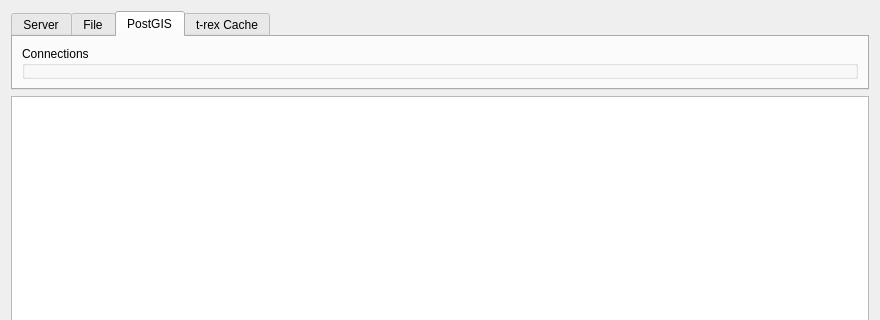
geometalab/Vector-Tiles-Reader-QGIS-Plugin, file ui/dlg_connections.ui: the form before one commit; both pictures show x 0 to 880 and y 0 to 320 of the 880 by 748 pixel window.
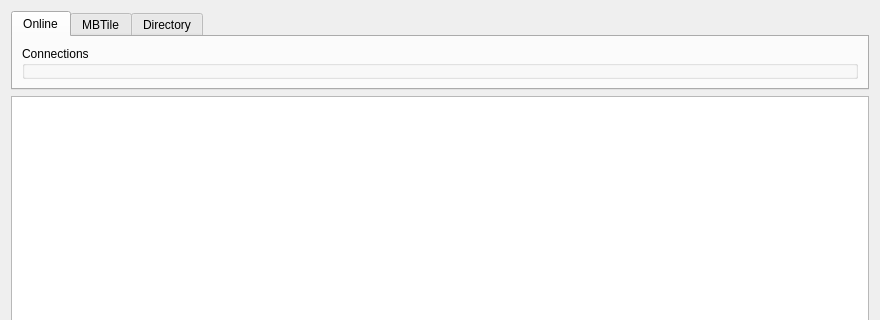
The form after the commit. The open tabs and pages were chosen to show the change.

Commit message: postgis removed from ui

The edit to the form file:
```diff
--- a/ui/dlg_connections.ui
+++ b/ui/dlg_connections.ui
@@ -130,7 +130,7 @@
      </property>
      <widget class="QWidget" name="tabServer">
       <attribute name="title">
-       <string>Server</string>
+       <string>Online</string>
       </attribute>
       <layout class="QGridLayout" name="gridLayout_4">
        <item row="0" column="0">
@@ -144,7 +144,7 @@
      </widget>
      <widget class="QWidget" name="tabFile">
       <attribute name="title">
-       <string>File</string>
+       <string>MBTile</string>
       </attribute>
       <layout class="QGridLayout" name="gridLayout_6">
        <item row="0" column="0">
@@ -176,23 +176,9 @@
        </item>
       </layout>
      </widget>
-     <widget class="QWidget" name="tabPostgis">
-      <attribute name="title">
-       <string>PostGIS</string>
-      </attribute>
-      <layout class="QGridLayout" name="gridLayout_3">
-       <item row="7" column="0">
-        <widget class="QGroupBox" name="grpPostgisConnections">
-         <property name="title">
-          <string>Connections</string>
-         </property>
-        </widget>
-       </item>
-      </layout>
-     </widget>
      <widget class="QWidget" name="tabTrexCache">
       <attribute name="title">
-       <string>t-rex Cache</string>
+       <string>Directory</string>
       </attribute>
       <layout class="QHBoxLayout" name="horizontalLayout_2">
        <item>
```
The commit also changes 2 other files.
